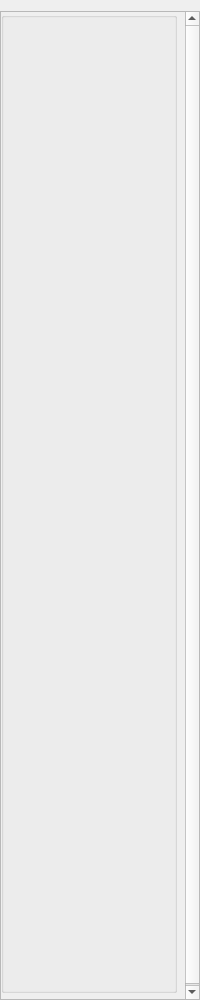
Above: src/OpenCOVER/DrivingSim/oddlot/src/settings/widgets/oscObjectsettings.ui from hlrs-vis/covise before the change. Below: the same form after it.
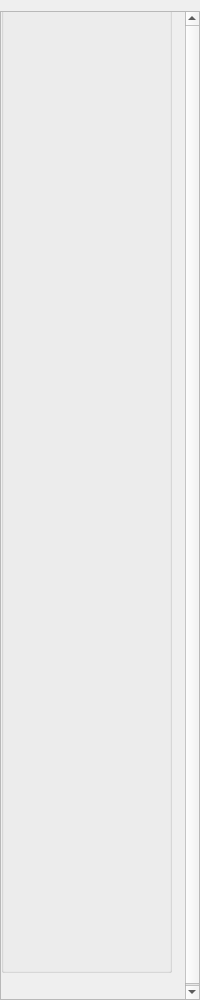
That is the form after the change.

Commit message: rearranged settings view for OpenScenario objects

```diff
--- a/src/OpenCOVER/DrivingSim/oddlot/src/settings/widgets/oscObjectsettings.ui
+++ b/src/OpenCOVER/DrivingSim/oddlot/src/settings/widgets/oscObjectsettings.ui
@@ -19,7 +19,7 @@
   <property name="minimumSize">
    <size>
     <width>0</width>
-    <height>0</height>
+    <height>152</height>
    </size>
   </property>
   <property name="windowTitle">
@@ -44,12 +44,6 @@
    </property>
    <item>
     <widget class="QScrollArea" name="scrollArea">
-     <property name="verticalScrollBarPolicy">
-      <enum>Qt::ScrollBarAlwaysOn</enum>
-     </property>
-     <property name="horizontalScrollBarPolicy">
-      <enum>Qt::ScrollBarAlwaysOff</enum>
-     </property>
      <property name="widgetResizable">
       <bool>true</bool>
      </property>
@@ -58,7 +52,7 @@
        <rect>
         <x>0</x>
         <y>0</y>
-        <width>181</width>
+        <width>198</width>
         <height>989</height>
        </rect>
       </property>
@@ -72,17 +66,11 @@
        <property name="geometry">
         <rect>
          <x>0</x>
-         <y>0</y>
-         <width>176</width>
-         <height>981</height>
+         <y>-30</y>
+         <width>171</width>
+         <height>991</height>
         </rect>
        </property>
-       <property name="sizePolicy">
-        <sizepolicy hsizetype="Preferred" vsizetype="Preferred">
-         <horstretch>0</horstretch>
-         <verstretch>0</verstretch>
-        </sizepolicy>
-       </property>
        <property name="title">
         <string/>
        </property>
```
The commit also changes 2 other files.
